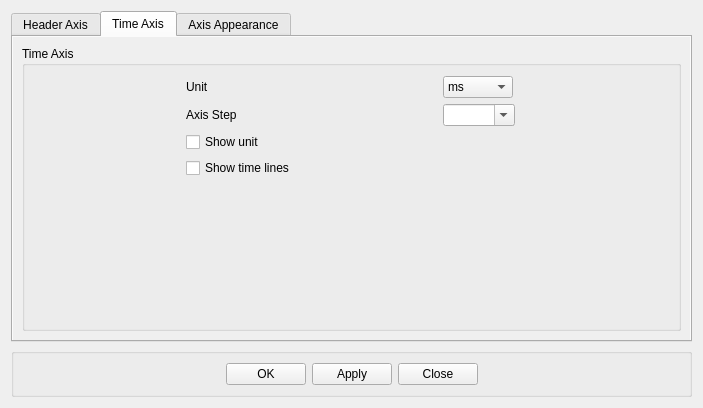
Before: the Qt Designer form SeiSeeMp/axisdialog.ui in wangweiwei104/SeiSee, drawn with Qt 5.
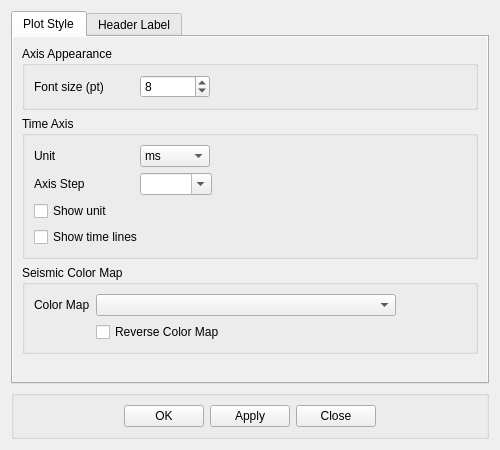
After: the same form once the commit is applied. The open tabs and pages were chosen to show the change. Icons and pictures are not drawn. Custom widgets are drawn as their Qt base class.

Commit message: 1增加数据表格随鼠标动态显示；2增加底部振幅实时显示；3增加地震显示colormap选项；4窗口大小统一到各自的ui文件设置；5优化FK、Freq窗口显示5为file header增加relaodfile 的图标

Patch:
```diff
--- a/SeiSeeMp/axisdialog.ui
+++ b/SeiSeeMp/axisdialog.ui
@@ -5,28 +5,306 @@
   <property name="windowModality">
    <enum>Qt::ApplicationModal</enum>
   </property>
+  <property name="geometry">
+   <rect>
+    <x>0</x>
+    <y>0</y>
+    <width>500</width>
+    <height>450</height>
+   </rect>
+  </property>
   <property name="windowTitle">
    <string>Axes Setup</string>
   </property>
-  <layout class="QVBoxLayout" name="verticalLayout">
+  <layout class="QVBoxLayout" name="verticalLayout_2">
    <item>
     <widget class="QTabWidget" name="tabWidget">
      <property name="currentIndex">
       <number>0</number>
      </property>
+     <widget class="QWidget" name="tab_2">
+      <property name="autoFillBackground">
+       <bool>true</bool>
+      </property>
+      <attribute name="title">
+       <string>Plot Style</string>
+      </attribute>
+      <layout class="QVBoxLayout" name="verticalLayout">
+       <item>
+        <widget class="QGroupBox" name="appearanceGroupBox">
+         <property name="title">
+          <string>Axis Appearance</string>
+         </property>
+         <layout class="QHBoxLayout" name="horizontalLayout_7">
+          <item>
+           <layout class="QHBoxLayout" name="horizontalLayout_5">
+            <item>
+             <widget class="QLabel" name="fontSizeLabel">
+              <property name="minimumSize">
+               <size>
+                <width>100</width>
+                <height>0</height>
+               </size>
+              </property>
+              <property name="maximumSize">
+               <size>
+                <width>100</width>
+                <height>16777215</height>
+               </size>
+              </property>
+              <property name="toolTip">
+               <string>Default: 8</string>
+              </property>
+              <property name="text">
+               <string>Font size (pt)</string>
+              </property>
+             </widget>
+            </item>
+            <item>
+             <widget class="QSpinBox" name="fontSizeSpinBox">
+              <property name="minimumSize">
+               <size>
+                <width>70</width>
+                <height>0</height>
+               </size>
+              </property>
+              <property name="maximumSize">
+               <size>
+                <width>70</width>
+                <height>16777215</height>
+               </size>
+              </property>
+              <property name="minimum">
+               <number>1</number>
+              </property>
+              <property name="maximum">
+               <number>72</number>
+              </property>
+              <property name="value">
+               <number>8</number>
+              </property>
+             </widget>
+            </item>
+           </layout>
+          </item>
+          <item>
+           <spacer name="horizontalSpacer_3">
+            <property name="orientation">
+             <enum>Qt::Horizontal</enum>
+            </property>
+            <property name="sizeHint" stdset="0">
+             <size>
+              <width>325</width>
+              <height>20</height>
+             </size>
+            </property>
+           </spacer>
+          </item>
+         </layout>
+        </widget>
+       </item>
+       <item>
+        <widget class="QGroupBox" name="groupBox">
+         <property name="title">
+          <string>Time Axis</string>
+         </property>
+         <layout class="QHBoxLayout" name="horizontalLayout_8">
+          <item>
+           <layout class="QHBoxLayout" name="horizontalLayout_4">
+            <item>
+             <layout class="QGridLayout" name="timeAxisOptionsLayout">
+              <property name="spacing">
+               <number>6</number>
+              </property>
+              <item row="0" column="0">
+               <widget class="QLabel" name="timeUnitLabel">
+                <property name="minimumSize">
+                 <size>
+                  <width>100</width>
+                  <height>0</height>
+                 </size>
+                </property>
+                <property name="maximumSize">
+                 <size>
+                  <width>100</width>
+                  <height>16777215</height>
+                 </size>
+                </property>
+                <property name="text">
+                 <string>Unit</string>
+                </property>
+               </widget>
+              </item>
+              <item row="0" column="1">
+               <widget class="QComboBox" name="timeUnitCbx">
+                <property name="minimumSize">
+                 <size>
+                  <width>70</width>
+                  <height>0</height>
+                 </size>
+                </property>
+                <property name="maximumSize">
+                 <size>
+                  <width>70</width>
+                  <height>16777215</height>
+                 </size>
+                </property>
+                <item>
+                 <property name="text">
+                  <string>ms</string>
+                 </property>
+                </item>
+                <item>
+                 <property name="text">
+                  <string>s</string>
+                 </property>
+                </item>
+               </widget>
+              </item>
+              <item row="1" column="0">
+               <widget class="QLabel" name="axisStepLabel">
+                <property name="minimumSize">
+                 <size>
+                  <width>100</width>
+                  <height>0</height>
+                 </size>
+                </property>
+                <property name="maximumSize">
+                 <size>
+                  <width>100</width>
+                  <height>16777215</height>
+                 </size>
+                </property>
+                <property name="text">
+                 <string>Axis Step</string>
+                </property>
+               </widget>
+              </item>
+              <item row="1" column="1">
+               <widget class="QComboBox" name="dTCbx">
+                <property name="editable">
+                 <bool>true</bool>
+                </property>
+               </widget>
+              </item>
+              <item row="2" column="0" colspan="2">
+               <widget class="CustomCheckBox" name="showTimeUnitCk">
+                <property name="text">
+                 <string>Show unit</string>
+                </property>
+               </widget>
+              </item>
+              <item row="3" column="0" colspan="2">
+               <widget class="CustomCheckBox" name="ckTimLines">
+                <property name="text">
+                 <string>Show time lines</string>
+                </property>
+               </widget>
+              </item>
+             </layout>
+            </item>
+           </layout>
+          </item>
+          <item>
+           <spacer name="horizontalSpacer_4">
+            <property name="orientation">
+             <enum>Qt::Horizontal</enum>
+            </property>
+            <property name="sizeHint" stdset="0">
+             <size>
+              <width>323</width>
+              <height>20</height>
+             </size>
+            </property>
+           </spacer>
+          </item>
+         </layout>
+        </widget>
+       </item>
+       <item>
+        <widget class="QGroupBox" name="colorMapGroupBox">
+         <property name="title">
+          <string>Seismic Color Map</string>
+         </property>
+         <layout class="QHBoxLayout" name="horizontalLayout_6">
+          <item>
+           <layout class="QHBoxLayout" name="horizontalLayout_3">
+            <item>
+             <layout class="QGridLayout" name="gridLayout">
+              <item row="0" column="0">
+               <widget class="QLabel" name="colorMapLabel">
+                <property name="text">
+                 <string>Color Map</string>
+                </property>
+               </widget>
+              </item>
+              <item row="0" column="1">
+               <widget class="QComboBox" name="colorMapCbx">
+                <property name="minimumSize">
+                 <size>
+                  <width>300</width>
+                  <height>0</height>
+                 </size>
+                </property>
+                <property name="iconSize">
+                 <size>
+                  <width>120</width>
+                  <height>14</height>
+                 </size>
+                </property>
+               </widget>
+              </item>
+              <item row="1" column="1">
+               <widget class="CustomCheckBox" name="colorMapReverseCk">
+                <property name="text">
+                 <string>Reverse Color Map</string>
+                </property>
+               </widget>
+              </item>
+             </layout>
+            </item>
+           </layout>
+          </item>
+          <item>
+           <spacer name="horizontalSpacer_5">
+            <property name="orientation">
+             <enum>Qt::Horizontal</enum>
+            </property>
+            <property name="sizeHint" stdset="0">
+             <size>
+              <width>139</width>
+              <height>20</height>
+             </size>
+            </property>
+           </spacer>
+          </item>
+         </layout>
+        </widget>
+       </item>
+       <item>
+        <spacer name="verticalSpacer">
+         <property name="orientation">
+          <enum>Qt::Vertical</enum>
+         </property>
+         <property name="sizeHint" stdset="0">
+          <size>
+           <width>20</width>
+           <height>136</height>
+          </size>
+         </property>
+        </spacer>
+       </item>
+      </layout>
+     </widget>
      <widget class="QWidget" name="tab">
       <property name="autoFillBackground">
        <bool>true</bool>
       </property>
       <attribute name="title">
-       <string>Header Axis</string>
+       <string>Header Label</string>
       </attribute>
       <layout class="QVBoxLayout" name="verticalLayout_5">
        <item>
-        <widget class="QGroupBox" name="groupBox_2">
-         <property name="title">
-          <string>Trace Header Axis</string>
-         </property>
          <layout class="QHBoxLayout" name="horizontalLayout">
           <item>
            <widget class="QGroupBox" name="selHdrsBox">
@@ -79,7 +357,6 @@
               </property>
               <item>
                <widget class="QPushButton" name="addBtn">
-                <property name="iconSize"><size><width>20</width><height>20</height></size></property>
                 <property name="minimumSize">
                  <size>
                   <width>24</width>
@@ -99,11 +376,16 @@
                  <iconset resource="myrc.qrc">
                   <normaloff>:/images/ToLeft.png</normaloff>:/images/ToLeft.png</iconset>
                 </property>
+              <property name="iconSize">
+               <size>
+                <width>20</width>
+                <height>20</height>
+               </size>
+              </property>
                </widget>
               </item>
               <item>
                <widget class="QPushButton" name="delBtn">
-                <property name="iconSize"><size><width>20</width><height>20</height></size></property>
                 <property name="minimumSize">
                  <size>
                   <width>24</width>
@@ -123,11 +405,16 @@
                  <iconset resource="myrc.qrc">
                   <normaloff>:/images/ToRight.png</normaloff>:/images/ToRight.png</iconset>
                 </property>
+              <property name="iconSize">
+               <size>
+                <width>20</width>
+                <height>20</height>
+               </size>
+              </property>
                </widget>
               </item>
               <item>
                <widget class="QPushButton" name="dellAllBtn">
-                <property name="iconSize"><size><width>20</width><height>20</height></size></property>
                 <property name="minimumSize">
                  <size>
                   <width>24</width>
@@ -147,6 +434,12 @@
                  <iconset resource="myrc.qrc">
                   <normaloff>:/images/ToRightAll.png</normaloff>:/images/ToRightAll.png</iconset>
                 </property>
+              <property name="iconSize">
+               <size>
+                <width>20</width>
+                <height>20</height>
+               </size>
+              </property>
                </widget>
               </item>
               <item>
@@ -167,7 +460,6 @@
               </item>
               <item>
                <widget class="QPushButton" name="upBtn">
-                <property name="iconSize"><size><width>20</width><height>20</height></size></property>
                 <property name="minimumSize">
                  <size>
                   <width>24</width>
@@ -187,11 +479,16 @@
                  <iconset resource="myrc.qrc">
                   <normaloff>:/images/ToUp.png</normaloff>:/images/ToUp.png</iconset>
                 </property>
+              <property name="iconSize">
+               <size>
+                <width>20</width>
+                <height>20</height>
+               </size>
+              </property>
                </widget>
               </item>
               <item>
                <widget class="QPushButton" name="downBtn">
-                <property name="iconSize"><size><width>20</width><height>20</height></size></property>
                 <property name="minimumSize">
                  <size>
                   <width>24</width>
@@ -211,6 +508,12 @@
                  <iconset resource="myrc.qrc">
                   <normaloff>:/images/ToDn.png</normaloff>:/images/ToDn.png</iconset>
                 </property>
+              <property name="iconSize">
+               <size>
+                <width>20</width>
+                <height>20</height>
+               </size>
+              </property>
                </widget>
               </item>
               <item>
@@ -243,260 +546,6 @@
            </widget>
           </item>
          </layout>
-        </widget>
-       </item>
-      </layout>
-     </widget>
-     <widget class="QWidget" name="tab_2">
-      <property name="autoFillBackground">
-       <bool>true</bool>
-      </property>
-      <attribute name="title">
-       <string>Time Axis</string>
-      </attribute>
-      <layout class="QVBoxLayout" name="verticalLayout_2">
-       <item>
-        <widget class="QGroupBox" name="groupBox">
-         <property name="title">
-          <string>Time Axis</string>
-         </property>
-         <layout class="QVBoxLayout" name="timeAxisLayout">
-          <property name="spacing">
-           <number>6</number>
-          </property>
-          <property name="leftMargin">
-           <number>10</number>
-          </property>
-          <property name="topMargin">
-           <number>10</number>
-          </property>
-          <property name="rightMargin">
-           <number>10</number>
-          </property>
-          <property name="bottomMargin">
-           <number>10</number>
-          </property>
-          <item>
-           <layout class="QGridLayout" name="timeAxisOptionsLayout">
-            <property name="horizontalSpacing">
-             <number>6</number>
-            </property>
-            <property name="verticalSpacing">
-             <number>6</number>
-            </property>
-            <item row="0" column="0">
-             <widget class="QLabel" name="timeUnitLabel">
-              <property name="minimumSize">
-               <size>
-                <width>100</width>
-                <height>0</height>
-               </size>
-              </property>
-              <property name="maximumSize">
-               <size>
-                <width>100</width>
-                <height>16777215</height>
-               </size>
-              </property>
-              <property name="text">
-               <string>Unit</string>
-              </property>
-             </widget>
-            </item>
-            <item row="0" column="1">
-             <widget class="QComboBox" name="timeUnitCbx">
-              <property name="minimumSize">
-               <size>
-                <width>70</width>
-                <height>0</height>
-               </size>
-              </property>
-              <property name="maximumSize">
-               <size>
-                <width>70</width>
-                <height>16777215</height>
-               </size>
-              </property>
-              <item>
-               <property name="text">
-                <string>ms</string>
-               </property>
-              </item>
-              <item>
-               <property name="text">
-                <string>s</string>
-               </property>
-              </item>
-             </widget>
-            </item>
-            <item row="1" column="0">
-             <widget class="QLabel" name="axisStepLabel">
-              <property name="minimumSize">
-               <size>
-                <width>100</width>
-                <height>0</height>
-               </size>
-              </property>
-              <property name="maximumSize">
-               <size>
-                <width>100</width>
-                <height>16777215</height>
-               </size>
-              </property>
-              <property name="text">
-               <string>Axis Step</string>
-              </property>
-             </widget>
-            </item>
-            <item row="1" column="1">
-             <widget class="QComboBox" name="dTCbx">
-              <property name="editable">
-               <bool>true</bool>
-              </property>
-             </widget>
-            </item>
-            <item row="2" column="0" colspan="2">
-             <widget class="CustomCheckBox" name="showTimeUnitCk">
-              <property name="text">
-               <string>Show unit</string>
-              </property>
-             </widget>
-            </item>
-            <item row="3" column="0" colspan="2">
-             <widget class="CustomCheckBox" name="ckTimLines">
-              <property name="text">
-               <string>Show time lines</string>
-              </property>
-             </widget>
-            </item>
-           </layout>
-          </item>
-          <item>
-           <spacer name="timeAxisBottomSpacer">
-            <property name="orientation">
-             <enum>Qt::Vertical</enum>
-            </property>
-            <property name="sizeHint" stdset="0">
-             <size>
-              <width>20</width>
-              <height>40</height>
-             </size>
-            </property>
-           </spacer>
-          </item>
-         </layout>
-        </widget>
-       </item>
-      </layout>
-     </widget>
-    <widget class="QWidget" name="appearanceTab">
-     <property name="autoFillBackground">
-      <bool>true</bool>
-     </property>
-     <attribute name="title">
-      <string>Axis Appearance</string>
-     </attribute>
-     <layout class="QVBoxLayout" name="appearanceTabLayout">
-      <item>
-       <widget class="QGroupBox" name="appearanceGroupBox">
-        <property name="title">
-         <string>Axis Appearance</string>
-        </property>
-        <layout class="QVBoxLayout" name="appearanceGroupLayout">
-         <property name="spacing">
-          <number>6</number>
-         </property>
-         <property name="leftMargin">
-          <number>10</number>
-         </property>
-         <property name="topMargin">
-          <number>10</number>
-         </property>
-         <property name="rightMargin">
-          <number>10</number>
-         </property>
-         <item>
-          <layout class="QHBoxLayout" name="axisFontSizeLayout">
-           <property name="spacing">
-            <number>6</number>
-           </property>
-           <item>
-            <widget class="QLabel" name="fontSizeLabel">
-             <property name="minimumSize">
-              <size>
-               <width>100</width>
-               <height>0</height>
-              </size>
-             </property>
-             <property name="maximumSize">
-              <size>
-               <width>100</width>
-               <height>16777215</height>
-              </size>
-             </property>
-             <property name="toolTip">
-              <string>Default: 8</string>
-             </property>
-             <property name="text">
-              <string>Font size (pt)</string>
-             </property>
-            </widget>
-           </item>
-           <item>
-            <widget class="QSpinBox" name="fontSizeSpinBox">
-             <property name="minimumSize">
-              <size>
-               <width>70</width>
-               <height>0</height>
-              </size>
-             </property>
-             <property name="maximumSize">
-              <size>
-               <width>70</width>
-               <height>16777215</height>
-              </size>
-             </property>
-             <property name="minimum">
-              <number>1</number>
-             </property>
-             <property name="maximum">
-              <number>72</number>
-             </property>
-             <property name="value">
-              <number>8</number>
-             </property>
-            </widget>
-           </item>
-           <item>
-            <spacer name="fontSizeSpacer">
-             <property name="orientation">
-              <enum>Qt::Horizontal</enum>
-             </property>
-             <property name="sizeHint" stdset="0">
-              <size>
-               <width>40</width>
-               <height>20</height>
-              </size>
-             </property>
-            </spacer>
-           </item>
-          </layout>
-         </item>
-         <item>
-          <spacer name="appearanceBottomSpacer">
-           <property name="orientation">
-            <enum>Qt::Vertical</enum>
-           </property>
-           <property name="sizeHint" stdset="0">
-            <size>
-             <width>20</width>
-             <height>40</height>
-            </size>
-           </property>
-          </spacer>
-         </item>
-        </layout>
-       </widget>
       </item>
      </layout>
     </widget>
@@ -576,10 +625,5 @@
    <extends>QCheckBox</extends>
    <header>customcontrols.h</header>
   </customwidget>
-  <customwidget>
-   <class>CustomRadioButton</class>
-   <extends>QRadioButton</extends>
-   <header>customcontrols.h</header>
-  </customwidget>
  </customwidgets>
 </ui>
```
Left out of the diff: 8 changed lines with no effect on the pictures. Lines whose indentation alone changed are shown as unchanged. The commit also changes 26 other files.
